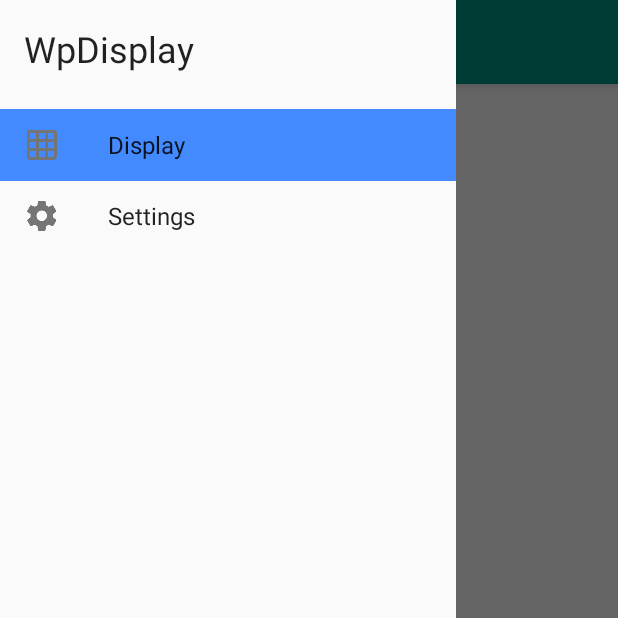
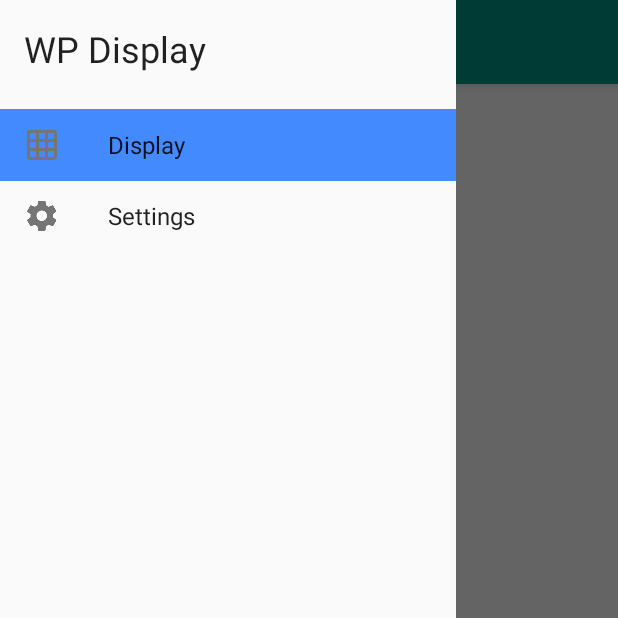
Before and after one commit to UweTrottmann/wp-display-android, an Android app: the screen it shows after launch (MainActivity), with the side drawer open, on a phone screen of 412 x 824 dp, the top half of it. Run offline under Robolectric (Android 15) with nearby library versions, the light colour scheme and no system bars; our stand-ins replace ButterKnife, Timber; libraries missing offline, so code that uses them is left out: de.greenrobot.event; 7 statements that could not run were skipped.

Commit message:
Update strings.

```diff
--- a/WpDisplayNative/app/src/main/res/values/strings.xml
+++ b/WpDisplayNative/app/src/main/res/values/strings.xml
@@ -1,7 +1,7 @@
 <?xml version="1.0" encoding="utf-8"?>
 <resources>
 
-    <string name="app_name">WpDisplay</string>
+    <string name="app_name">WP Display</string>
     <string name="navigation_drawer_open">Open navigation drawer</string>
 
     <string name="title_display">Display</string>
```
Also changed, not shown: 1 other file.
